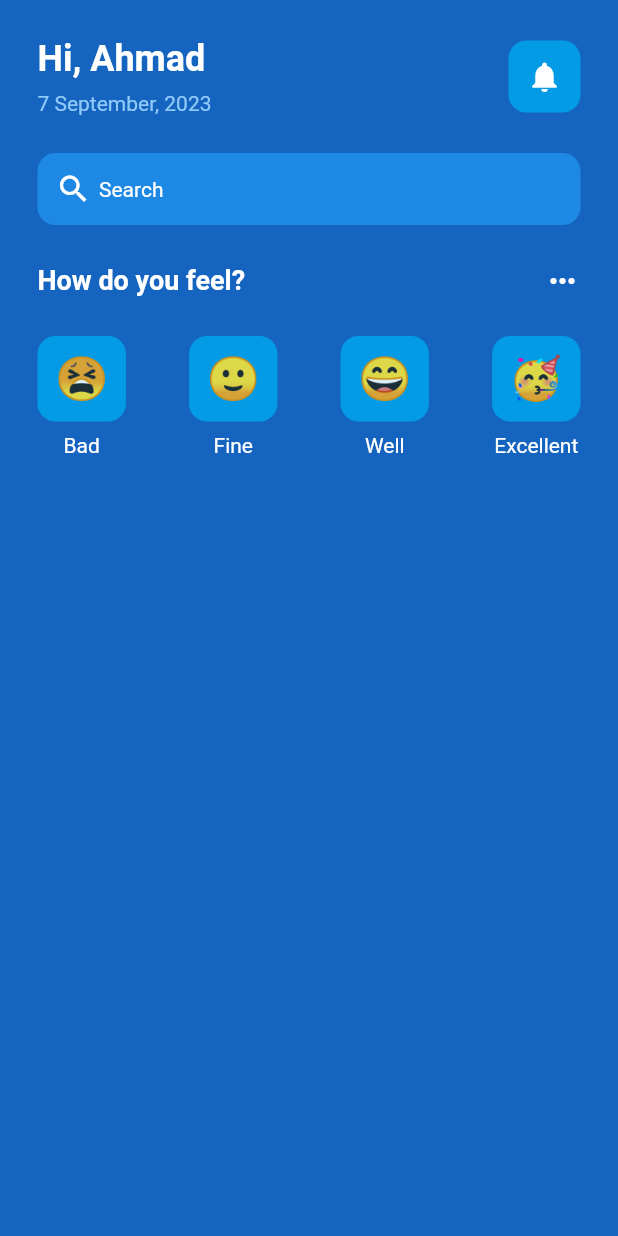
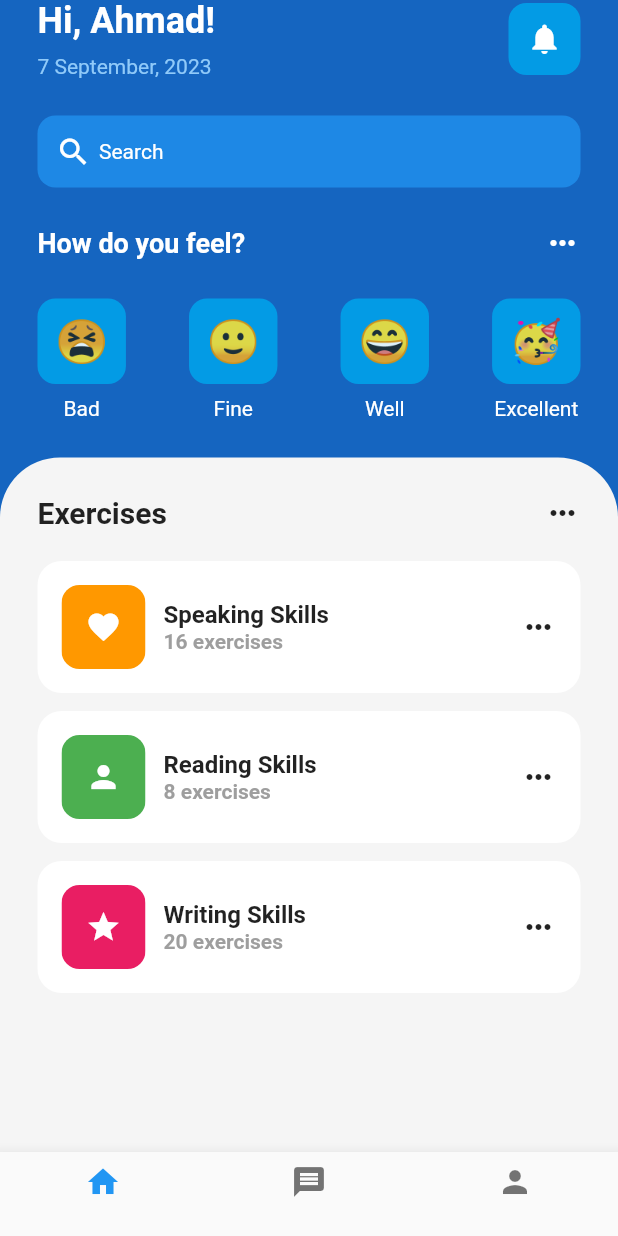
Before and after one commit to Ahmad61-6/New_project, a Flutter app: the screen it shows after launch, on a phone screen of 412 x 824 dp. Run offline on Flutter 3.47's test engine with Material 2 defaults, Android fonts, the phone set to English and light mode, and no system bars.

Commit message:
New dashboard

```diff
--- a/lib/home_page.dart
+++ b/lib/home_page.dart
@@ -1,5 +1,7 @@
 import 'package:flutter/material.dart';
 import 'package:new_project/util/emotion_faces.dart';
+import 'package:new_project/util/exercise_tile.dart';
+
 
 class HomePage extends StatefulWidget {
   const HomePage({super.key});
@@ -13,19 +15,28 @@ class _HomePageState extends State<HomePage> {
   Widget build(BuildContext context) {
     return Scaffold(
       backgroundColor: Colors.blue[800],
+      bottomNavigationBar: BottomNavigationBar(items: [
+        BottomNavigationBarItem(icon: Icon(Icons.home), label: ''),
+        BottomNavigationBarItem(icon: Icon(Icons.message), label: ''),
+        BottomNavigationBarItem(icon: Icon(Icons.person), label: ''),
+
+      ],
+      ),
       body: SafeArea(
-        child: Padding(
-          padding: const EdgeInsets.all(25.0),
         child: Column(
           children: [
             //Greetings Row
+            Padding(
+              padding: const EdgeInsets.symmetric(horizontal: 25.0),
+              child: Column(
+                children: [
                   Row(
                     mainAxisAlignment: MainAxisAlignment.spaceBetween,
                     children: [
                       Column(
                         crossAxisAlignment: CrossAxisAlignment.start,
                         children: [
-                      Text("Hi, Ahmad",style: TextStyle(
+                          Text("Hi, Ahmad!",style: TextStyle(
                             fontSize: 24,
                             fontWeight: FontWeight.bold,
                             color: Colors.white
@@ -147,9 +158,65 @@ class _HomePageState extends State<HomePage> {
 
 
                     ],
+                  ),
+                ],
+              ),
+            ),
+            SizedBox(
+              height: 25,
+            ),
+            Expanded(
+              child: Container(
+                decoration: BoxDecoration(
+                  color: Colors.grey[100],
+              borderRadius: BorderRadius.only(
+              topRight: Radius.circular(40.0),
+        topLeft: Radius.circular(40.0),
+        )
+                ),
+    padding: EdgeInsets.all(25),
+                // color: Colors.grey[100],
+                child: Center(
+                  child: Column(
+                    children: [
+                      Row(
+                        mainAxisAlignment: MainAxisAlignment.spaceBetween,
+                        children: [
+                          Text('Exercises', style: TextStyle(
+                            fontWeight: FontWeight.bold,
+                            fontSize: 20,
+                          ),),
+                          Icon(Icons.more_horiz),
+
+                        ],
+                      ),
+                      SizedBox(
+                        height: 20,
+                      ),
+                     Expanded(child: ListView(
+                       children: [
+                         ExerciseTile(icon: Icons.favorite,
+                           exerciseName: 'Speaking Skills',
+                           numberOfExxercises: 16,
+                           color: Colors.orange,),
+                         ExerciseTile(icon: Icons.person,
+                           exerciseName: 'Reading Skills',
+                           numberOfExxercises: 8,
+                           color: Colors.green,),
+                         ExerciseTile(icon: Icons.star,
+                           exerciseName: 'Writing Skills',
+                           numberOfExxercises: 20,
+                           color: Colors.pink,)
+
+                       ],
+                     )
                      )
                     ],
                   ),
+                ),
+              )
+            ),
+          ],
         ),
       ),
     );
--- /dev/null
+++ b/lib/util/exercise_tile.dart
@@ -0,0 +1,68 @@
+import 'package:flutter/material.dart';
+
+class ExerciseTile extends StatelessWidget {
+  final icon;
+  final String exerciseName;
+  final int numberOfExxercises;
+  final color;
+  const ExerciseTile({super.key, required this.icon, required this.exerciseName, required this.numberOfExxercises, this.color});
+
+  @override
+  Widget build(BuildContext context) {
+    return Padding(
+      padding: const EdgeInsets.only(bottom: 12.0),
+      child: Container(
+        padding: EdgeInsets.all(16),
+        decoration: BoxDecoration(
+            color: Colors.white,
+            borderRadius: BorderRadius.circular(16)
+        ),
+        child: Row(
+          mainAxisAlignment: MainAxisAlignment.spaceBetween,
+          children: [
+            Row(
+              children: [
+                ClipRRect(
+                  borderRadius: BorderRadius.circular(12),
+                  child: Container(
+                    padding: EdgeInsets.all(16),
+                    color: color,
+                    child: Icon(icon,
+                      color: Colors.white,
+                    ),
+                  ),
+                ),
+                SizedBox(
+                  width: 12,
+                ),
+                Column(
+                  crossAxisAlignment: CrossAxisAlignment.start,
+                  children: [
+                    //Title***
+                    Text(exerciseName,
+                      style: TextStyle
+                        (
+                        fontWeight: FontWeight.bold,
+                        fontSize: 16,
+                      ),
+                    ),
+                    //subtitle***
+                    Text(numberOfExxercises.toString()+' exercises',
+                      style: TextStyle
+                        (
+                        fontWeight: FontWeight.bold,
+                        fontSize: 14,
+                        color: Colors.grey,
+                      ),),
+                  ],
+                ),
+              ],
+            ),
+            Icon(Icons.more_horiz),
+          ],
+        ),
+
+      ),
+    );
+  }
+}
```
Lines whose indentation alone changed are shown as unchanged.
